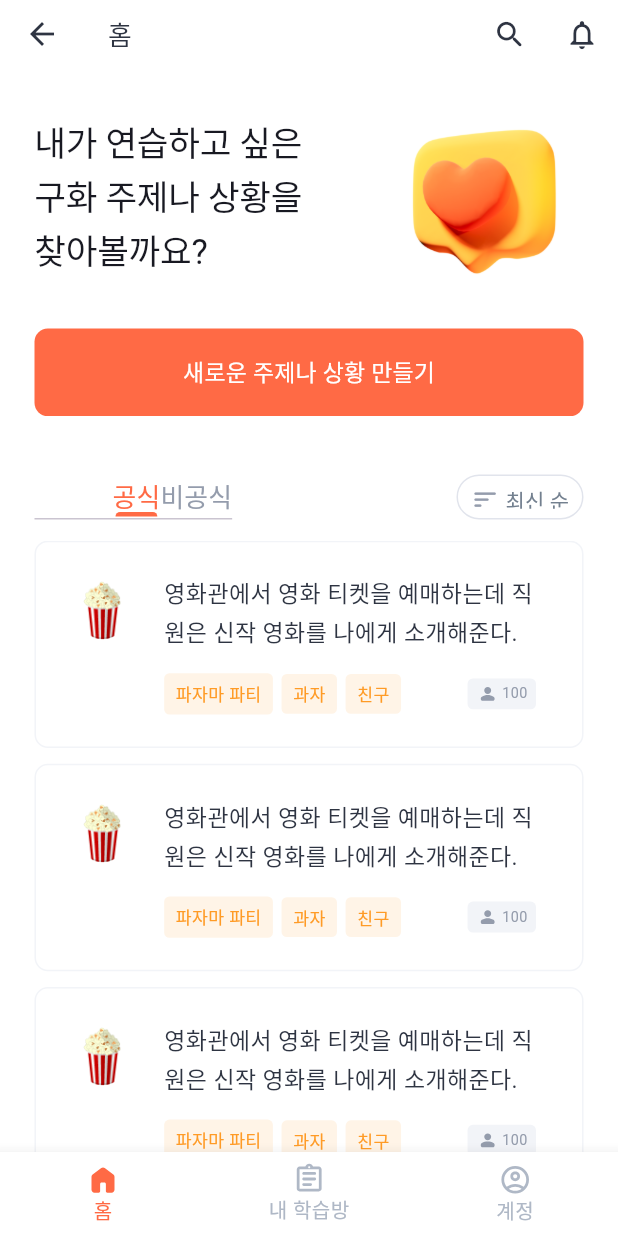
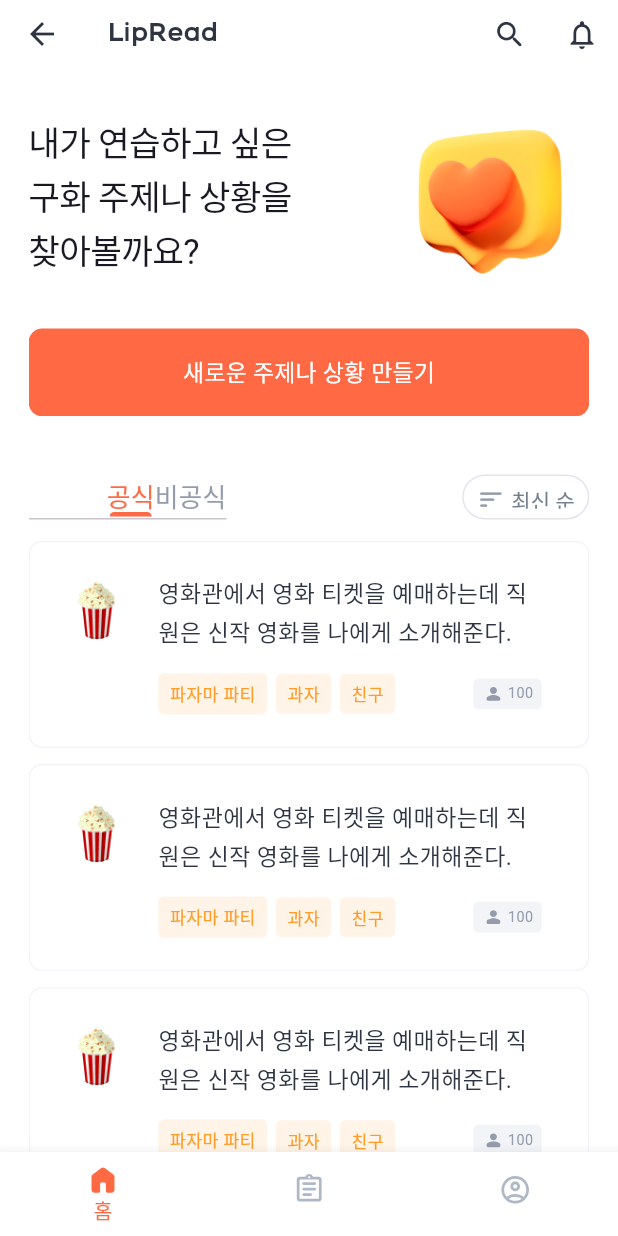
Before and after one commit to sookmyung-graduation-project-2023/lipread_client, a Flutter app: the screen it shows after launch, after a tap on "google로 시작하기", on a phone screen of 412 x 824 dp. Run offline on Flutter 3.47's test engine with Material 3 defaults, Android fonts, the phone set to English and light mode, and no system bars; our stand-ins replace dotted_line, flutter_screenutil, flutter_svg, video_player; missing offline and left inert: dart:ffi; Roboto replaces fonts that are missing (Pretendard).

Commit message:
refactor : 가로 간격 변수로 지정
- headline1 letter space 넓히기

```diff
--- a/lib/components/base_appbar.dart
+++ b/lib/components/base_appbar.dart
@@ -6,11 +6,17 @@ import 'package:flutter/material.dart';
 import 'package:flutter_screenutil/flutter_screenutil.dart';
 
 class BaseAppBar extends StatelessWidget implements PreferredSizeWidget {
-  final String appBarTitle;
+  final String titleText;
+  final TextStyle? titleTextStyle;
   final List<Widget>? actions;
   final int height = 52;
 
-  const BaseAppBar(this.appBarTitle, {super.key, this.actions});
+  const BaseAppBar(
+    this.titleText, {
+    super.key,
+    this.actions,
+    this.titleTextStyle,
+  });
 
   @override
   Widget build(BuildContext context) {
@@ -27,9 +33,10 @@ class BaseAppBar extends StatelessWidget implements PreferredSizeWidget {
       backgroundColor: Colors.transparent,
       elevation: 0.0,
       title: Text(
-        appBarTitle,
+        titleText,
       ),
-      titleTextStyle: TextStyle(
+      titleTextStyle: titleTextStyle ??
+          TextStyle(
             fontFamily: AppFonts.pretendardFont,
             fontSize: 18.sp,
             fontVariations: const [
--- a/lib/components/base_navigationbar.dart
+++ b/lib/components/base_navigationbar.dart
@@ -61,6 +61,7 @@ class _BaseScaffoldState extends State<BaseScaffold> {
           ],
         ),
         onTap: _onItemTapped,
+        showUnselectedLabels: false,
         items: [
           BottomNavigationBarItem(
               icon: SvgPicture.asset(
@@ -70,6 +71,7 @@ class _BaseScaffoldState extends State<BaseScaffold> {
               activeIcon: SvgPicture.asset(
                 width: 24.w,
                 'assets/icons/ic_home_filled.svg',
+                color: AppColor.primary,
               ),
               label: '홈'),
           BottomNavigationBarItem(
@@ -80,6 +82,7 @@ class _BaseScaffoldState extends State<BaseScaffold> {
               activeIcon: SvgPicture.asset(
                 width: 24.w,
                 'assets/icons/ic_assignment_filled.svg',
+                color: AppColor.primary,
               ),
               label: '내 학습방'),
           BottomNavigationBarItem(
@@ -90,6 +93,7 @@ class _BaseScaffoldState extends State<BaseScaffold> {
               activeIcon: SvgPicture.asset(
                 width: 24.w,
                 'assets/icons/ic_account_circle_filled.svg',
+                color: AppColor.primary,
               ),
               label: '계정'),
         ],
--- a/lib/components/base_prompt.dart
+++ b/lib/components/base_prompt.dart
@@ -89,14 +89,36 @@ class BasePrompt extends StatelessWidget {
                           const PromptTag("친구"),
                         ],
                       ),
-                      Container(
+                      Usage(count: count),
+                    ],
+                  ),
+                ],
+              ),
+            )
+          ],
+        ),
+      ),
+    );
+  }
+}
+
+class Usage extends StatelessWidget {
+  const Usage({
+    super.key,
+    required this.count,
+  });
+
+  final int count;
+
+  @override
+  Widget build(BuildContext context) {
+    return Container(
       decoration: BoxDecoration(
         color: AppColor.g200,
         borderRadius: BorderRadius.circular(4.r),
       ),
       child: Padding(
-                          padding: EdgeInsets.symmetric(
-                              horizontal: 6.w, vertical: 3.h),
+        padding: EdgeInsets.symmetric(horizontal: 6.w, vertical: 3.h),
         child: Row(
           children: [
             SvgPicture.asset(
@@ -118,15 +140,6 @@ class BasePrompt extends StatelessWidget {
                 color: AppColor.g500,
               ),
             ),
-                            ],
-                          ),
-                        ),
-                      ),
-                    ],
-                  ),
-                ],
-              ),
-            )
           ],
         ),
       ),
--- a/lib/screens/account/screens/account_screen.dart
+++ b/lib/screens/account/screens/account_screen.dart
@@ -47,7 +47,7 @@ class _AccountScreenState extends State<AccountScreen> {
       appBar: const BaseAppBar("계정"),
       body: SingleChildScrollView(
         child: Padding(
-          padding: EdgeInsets.symmetric(horizontal: 24.w),
+          padding: AppStyles.horizontalEdgeInset,
           child: Column(
             crossAxisAlignment: CrossAxisAlignment.stretch,
             children: [
--- a/lib/screens/chat/create_chat_screen.dart
+++ b/lib/screens/chat/create_chat_screen.dart
@@ -29,7 +29,7 @@ class _CreateChatScreenState extends State<CreateChatScreen> {
       appBar: const BaseAppBar("주제 생성"),
       body: SingleChildScrollView(
         child: Padding(
-          padding: EdgeInsets.symmetric(horizontal: 24.w),
+          padding: AppStyles.horizontalEdgeInset,
           child: Column(
             crossAxisAlignment: CrossAxisAlignment.stretch,
             children: [
--- a/lib/screens/home/screens/home_screen.dart
+++ b/lib/screens/home/screens/home_screen.dart
@@ -48,7 +48,12 @@ class _HomeScreenState extends State<HomeScreen>
   Widget build(BuildContext context) {
     return Scaffold(
       appBar: BaseAppBar(
-        "홈",
+        'LipRead',
+        titleTextStyle: TextStyle(
+          color: AppColor.g800,
+          fontSize: 18.sp,
+          fontFamily: AppFonts.bronovaFont,
+        ),
         actions: <Widget>[
           IconButton(
               icon: const Icon(
@@ -68,7 +73,7 @@ class _HomeScreenState extends State<HomeScreen>
         ],
       ),
       body: Padding(
-        padding: EdgeInsets.symmetric(horizontal: 24.w),
+        padding: AppStyles.horizontalEdgeInset,
         child: CustomScrollView(
           physics: const BouncingScrollPhysics(),
           slivers: [
--- a/lib/screens/home/screens/prompt_screen.dart
+++ b/lib/screens/home/screens/prompt_screen.dart
@@ -119,7 +119,7 @@ class PromptScreen extends StatelessWidget {
       floatingActionButtonLocation: FloatingActionButtonLocation.centerFloat,
       body: SingleChildScrollView(
         child: Padding(
-          padding: EdgeInsets.symmetric(horizontal: 24.w),
+          padding: AppStyles.horizontalEdgeInset,
           child: Column(
             crossAxisAlignment: CrossAxisAlignment.stretch,
             children: [
--- a/lib/screens/login/screens/login_screen.dart
+++ b/lib/screens/login/screens/login_screen.dart
@@ -6,6 +6,7 @@ import 'package:lipread_client/components/base_button.dart';
 import 'package:lipread_client/components/base_navigationbar.dart';
 import 'package:lipread_client/utilities/colors.dart';
 import 'package:lipread_client/utilities/fonts.dart';
+import 'package:lipread_client/utilities/styles.dart';
 
 class LoginScreen extends StatelessWidget {
   const LoginScreen({super.key});
@@ -15,10 +16,7 @@ class LoginScreen extends StatelessWidget {
     return Scaffold(
       body: SafeArea(
         child: Padding(
-          padding: EdgeInsets.symmetric(
-            vertical: 40.h,
-            horizontal: 24.w,
-          ),
+          padding: AppStyles.horizontalEdgeInset,
           child: Column(
             crossAxisAlignment: CrossAxisAlignment.stretch,
             mainAxisAlignment: MainAxisAlignment.spaceBetween,
@@ -27,7 +25,7 @@ class LoginScreen extends StatelessWidget {
                 crossAxisAlignment: CrossAxisAlignment.stretch,
                 children: [
                   SizedBox(
-                    height: 80.h,
+                    height: 120.h,
                   ),
                   Text(
                     'LipRead.',
@@ -41,16 +39,7 @@ class LoginScreen extends StatelessWidget {
                     height: 20.h,
                   ),
                   Text('내가\n직접 만드는\n구화 영상',
-                      style: TextStyle(
-                        color: AppColor.g900,
-                        fontSize: 24.sp,
-                        fontFamily: AppFonts.pretendardFont,
-                        fontVariations: const [
-                          FontVariation('wght', 500),
-                        ],
-                        letterSpacing: -0.5,
-                        height: 1.5,
-                      )),
+                      style: FontStyles.headline1TextStyle),
                 ],
               ),
               Column(
@@ -65,14 +54,17 @@ class LoginScreen extends StatelessWidget {
                   ),
                   BaseButton(
                       text: "google로 시작하기",
-                      backgroundColor: AppColor.g200,
-                      textColor: AppColor.g900,
+                      backgroundColor: AppColor.g900,
+                      textColor: AppColor.g100,
                       onPressed: () {
                         Navigator.push(
                             context,
                             MaterialPageRoute(
                                 builder: (context) => const BaseScaffold()));
                       }),
+                  SizedBox(
+                    height: 40.h,
+                  ),
                 ],
               ),
             ],
--- a/lib/screens/myroom/screens/bookmark_screen.dart
+++ b/lib/screens/myroom/screens/bookmark_screen.dart
@@ -103,7 +103,7 @@ class _BookmarkScreenState extends State<BookmarkScreen> {
       ),
       body: SingleChildScrollView(
         child: Padding(
-          padding: EdgeInsets.symmetric(horizontal: 24.w),
+          padding: AppStyles.horizontalEdgeInset,
           child: Column(
             crossAxisAlignment: CrossAxisAlignment.stretch,
             children: [
--- a/lib/screens/myroom/screens/my_room_screen.dart
+++ b/lib/screens/myroom/screens/my_room_screen.dart
@@ -47,7 +47,7 @@ class MyRoomScreen extends StatelessWidget {
       ),
       body: SingleChildScrollView(
         child: Padding(
-          padding: EdgeInsets.symmetric(horizontal: 24.w),
+          padding: AppStyles.horizontalEdgeInset,
           child: Column(
             crossAxisAlignment: CrossAxisAlignment.stretch,
             children: [
--- a/lib/screens/search/screens/search_screen.dart
+++ b/lib/screens/search/screens/search_screen.dart
@@ -28,7 +28,7 @@ class _SearchScreenState extends State<SearchScreen> {
       appBar: const BaseAppBar("검색하기"),
       body: SingleChildScrollView(
         child: Padding(
-          padding: EdgeInsets.symmetric(horizontal: 24.w),
+          padding: AppStyles.horizontalEdgeInset,
           child: Column(
             crossAxisAlignment: CrossAxisAlignment.stretch,
             children: [
--- a/lib/utilities/styles.dart
+++ b/lib/utilities/styles.dart
@@ -14,7 +14,7 @@ class FontStyles {
       FontVariation('wght', 600),
     ],
     height: 1.5,
-    letterSpacing: -0.2,
+    letterSpacing: -0.5,
   );
 
   static final headline2TextStyle = TextStyle(
@@ -95,6 +95,9 @@ class FontStyles {
 }
 
 class AppStyles {
+  static final horizontalEdgeInset = EdgeInsets.symmetric(
+    horizontal: 20.w,
+  );
   static final OutlineInputBorder textFieldStyle = OutlineInputBorder(
     borderRadius: const BorderRadius.all(Radius.circular(10)).r,
     borderSide: const BorderSide(
```
Also changed, not shown: lib/screens/chat/chat_screen.dart (+15 -31 lines). Lines whose indentation alone changed are shown as unchanged.
